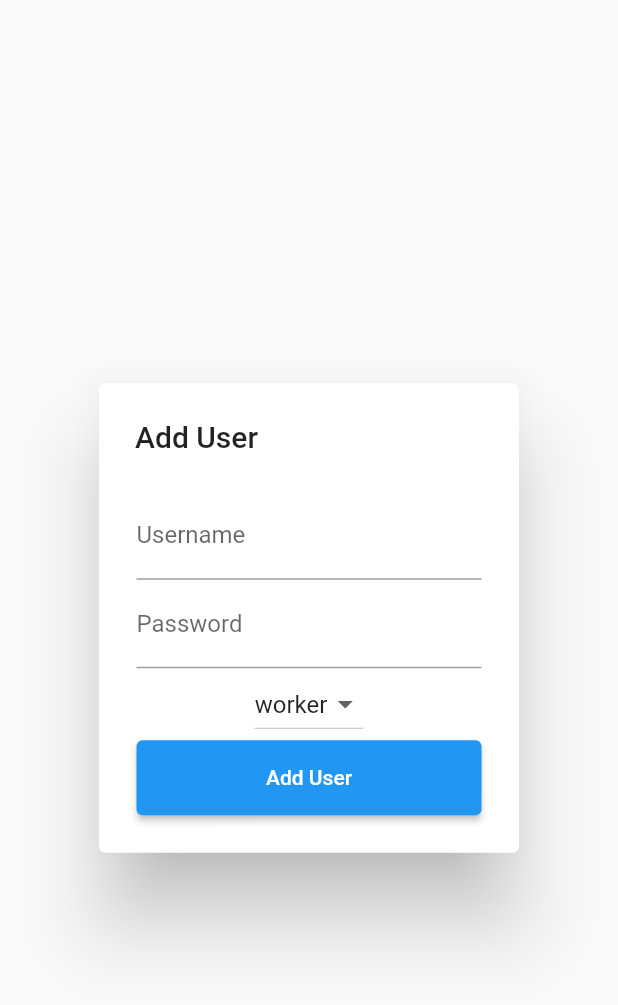
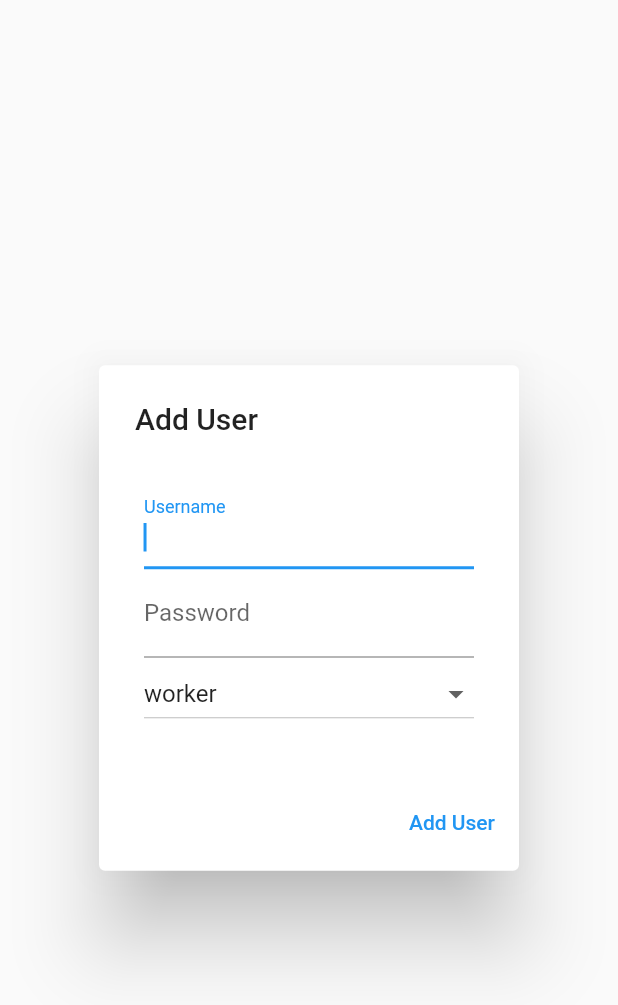
Before and after one commit to BeingBright/zolder-app-frontend, a Flutter app: the UserModal widget shown alone on an empty page, opened directly, on a phone screen of 412 x 824 dp. Shown: the top 1005 px of the screen. Run offline on Flutter 3.47's test engine with Material 2 defaults, Android fonts, the phone set to English and light mode, and no system bars; our stand-ins replace get_it, shared_preferences, toast; accounts and stored records are empty.

Commit message:
Update user-modal.dart

```diff
--- a/lib/widget/user-modal.dart
+++ b/lib/widget/user-modal.dart
@@ -21,12 +21,28 @@ class _UserModalState extends State<UserModal> {
   @override
   Widget build(BuildContext context) {
     return AlertDialog(
-      title: Text("Add User"),
-      contentPadding: EdgeInsets.all(25),
+      title: const Text("Add User"),
+      actions: [
+        TextButton(
+            onPressed: () {
+              User user = User(null, usernameController.text,
+                  AuthService.encrypt(passwordController.text), dropdownValue);
+              UserService().addUsers(user).then((value) {
+                SnackMessage.show(
+                    context, SnackType.success, "User: '${user.username}'");
+              }).onError((error, stackTrace) {
+                SnackMessage.show(context, SnackType.danger, error.toString());
+              });
+              Navigator.of(context, rootNavigator: true).pop();
+            },
+            child: Text("Add User"))
+      ],
+      contentPadding: const EdgeInsets.all(30),
       content: Column(
         mainAxisSize: MainAxisSize.min,
         children: [
           TextField(
+            autofocus: true,
             obscureText: false,
             controller: usernameController,
             decoration: const InputDecoration(
@@ -45,6 +61,7 @@ class _UserModalState extends State<UserModal> {
             onEditingComplete: () {},
           ),
           DropdownButton(
+            isExpanded: true,
             value: dropdownValue,
             items: <String>['office', 'worker', 'admin']
                 .map<DropdownMenuItem<String>>((String value) {
@@ -53,32 +70,13 @@ class _UserModalState extends State<UserModal> {
                 child: Text(value),
               );
             }).toList(),
+            hint: Text("User Role"),
             onChanged: (String? val) {
               setState(() {
                 dropdownValue = val!;
               });
-              }),
-          ElevatedButton(
-              style: ElevatedButton.styleFrom(
-                minimumSize: const Size.fromHeight(50),
-                padding: const EdgeInsets.fromLTRB(0, 8, 0, 8),
+            },
           ),
-              onPressed: () {
-                User user = User(
-                    null,
-                    usernameController.text,
-                    AuthService.encrypt(passwordController.text),
-                    dropdownValue);
-                UserService().addUsers(user).then((value) {
-                  SnackMessage.show(
-                      context, SnackType.success, "User: '${user.username}'");
-                }).onError((error, stackTrace) {
-                  SnackMessage.show(
-                      context, SnackType.danger, error.toString());
-                });
-                Navigator.of(context, rootNavigator: true).pop();
-              },
-              child: const Text("Add User"))
         ],
       ),
     );
```
Lines whose indentation alone changed are shown as unchanged.
